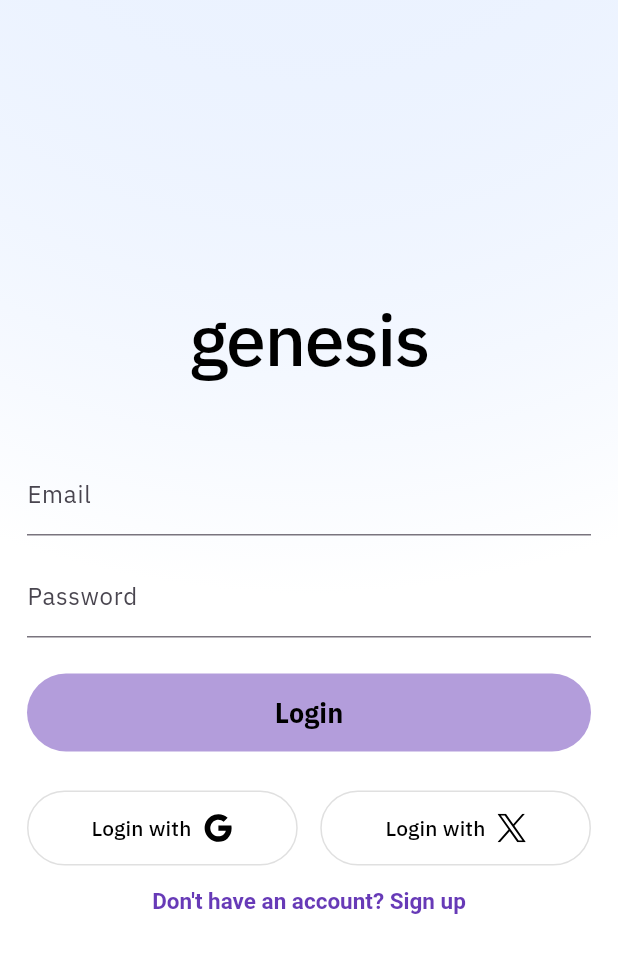
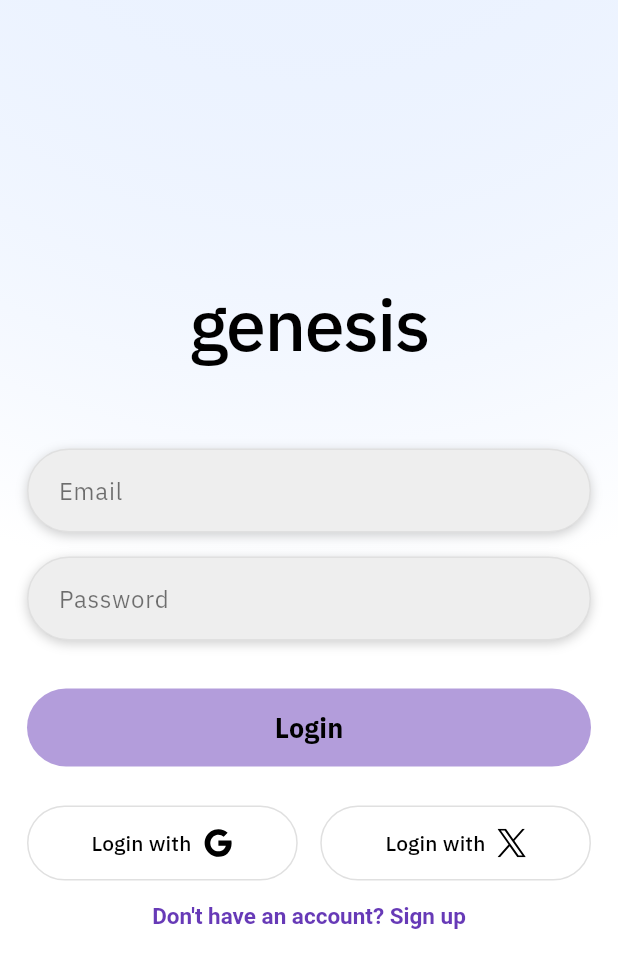
Before and after one commit to Nswa/genesis_f1, a Flutter app: the screen it shows after launch, on a phone screen of 412 x 824 dp. Shown: the top 968 px of the screen. Run offline on Flutter 3.47's test engine with Material 3 defaults, Android fonts, the phone set to English and light mode, and no system bars; our stand-ins replace cached_network_image, cloud_firestore, connectivity_plus, firebase_auth, firebase_core, firebase_storage and 6 more; missing offline and left inert: firebase_app_check, fuzzy; accounts and stored records are empty.

Commit message:
changes on textfield style

```diff
--- a/lib/screens/auth_screen.dart
+++ b/lib/screens/auth_screen.dart
@@ -50,15 +50,90 @@ class _AuthScreenState extends State<AuthScreen> {
                   ),
 
                   const SizedBox(height: 48),
-                  TextField(
-                    onChanged: (val) => email = val,
-                    decoration: const InputDecoration(labelText: 'Email'),
+                  // Email TextField
+                  Container(
+                    margin: const EdgeInsets.symmetric(vertical: 8), // Adjusted margin
+                    decoration: BoxDecoration(
+                      color: Theme.of(context).brightness == Brightness.dark
+                          ? Colors.grey[900]
+                          : Colors.grey[200], // Theme-responsive background
+                      borderRadius: BorderRadius.circular(30),
+                      border: Border.all(
+                        color: Theme.of(context).brightness == Brightness.dark
+                            ? Colors.white.withOpacity(0.06)
+                            : Colors.black.withOpacity(0.06), // Theme-responsive border
+                        width: 1,
+                      ),
+                      boxShadow: [
+                        BoxShadow(
+                          color: Theme.of(context).brightness == Brightness.dark
+                              ? Colors.black.withOpacity(0.3)
+                              : Colors.grey.withOpacity(0.5), // Theme-responsive shadow
+                          blurRadius: 6,
+                          offset: const Offset(0, 2),
+                        ),
+                      ],
+                    ),
+                    child: TextField(
+                      onChanged: (val) => email = val,
+                      style: TextStyle(
+                          color: Theme.of(context).brightness == Brightness.dark
+                              ? Colors.white
+                              : Colors.black), // Theme-responsive text
+                      cursorColor: Colors.blueAccent,
+                      decoration: InputDecoration(
+                        contentPadding: const EdgeInsets.symmetric(horizontal: 20, vertical: 15), // Added vertical padding
+                        hintText: 'Email',
+                        hintStyle: TextStyle(
+                            color: Theme.of(context).brightness == Brightness.dark
+                                ? Colors.white70
+                                : Colors.black54), // Theme-responsive hint
+                        border: InputBorder.none,
+                      ),
+                    ),
                   ),
-                  const SizedBox(height: 12),
-                  TextField(
-                    onChanged: (val) => password = val,
-                    obscureText: true,
-                    decoration: const InputDecoration(labelText: 'Password'),
+                  // Password TextField
+                  Container(
+                    margin: const EdgeInsets.symmetric(vertical: 8), // Adjusted margin
+                    decoration: BoxDecoration(
+                      color: Theme.of(context).brightness == Brightness.dark
+                          ? Colors.grey[900]
+                          : Colors.grey[200], // Theme-responsive background
+                      borderRadius: BorderRadius.circular(30),
+                      border: Border.all(
+                        color: Theme.of(context).brightness == Brightness.dark
+                            ? Colors.white.withOpacity(0.06)
+                            : Colors.black.withOpacity(0.06), // Theme-responsive border
+                        width: 1,
+                      ),
+                      boxShadow: [
+                        BoxShadow(
+                          color: Theme.of(context).brightness == Brightness.dark
+                              ? Colors.black.withOpacity(0.3)
+                              : Colors.grey.withOpacity(0.5), // Theme-responsive shadow
+                          blurRadius: 6,
+                          offset: const Offset(0, 2),
+                        ),
+                      ],
+                    ),
+                    child: TextField(
+                      onChanged: (val) => password = val,
+                      obscureText: true,
+                      style: TextStyle(
+                          color: Theme.of(context).brightness == Brightness.dark
+                              ? Colors.white
+                              : Colors.black), // Theme-responsive text
+                      cursorColor: Colors.blueAccent,
+                      decoration: InputDecoration(
+                        contentPadding: const EdgeInsets.symmetric(horizontal: 20, vertical: 15), // Added vertical padding
+                        hintText: 'Password',
+                        hintStyle: TextStyle(
+                            color: Theme.of(context).brightness == Brightness.dark
+                                ? Colors.white70
+                                : Colors.black54), // Theme-responsive hint
+                        border: InputBorder.none,
+                      ),
+                    ),
                   ),
                   const SizedBox(height: 24),
                   SizedBox(
```
